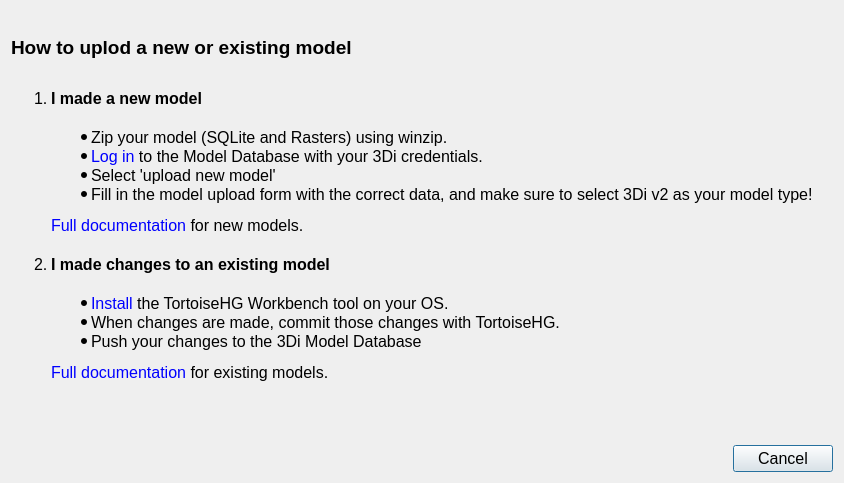
Qt form threedi_api_qgis_client/ui/upload_dialog.ui (nens/threedi-api-qgis-client) before a commit.
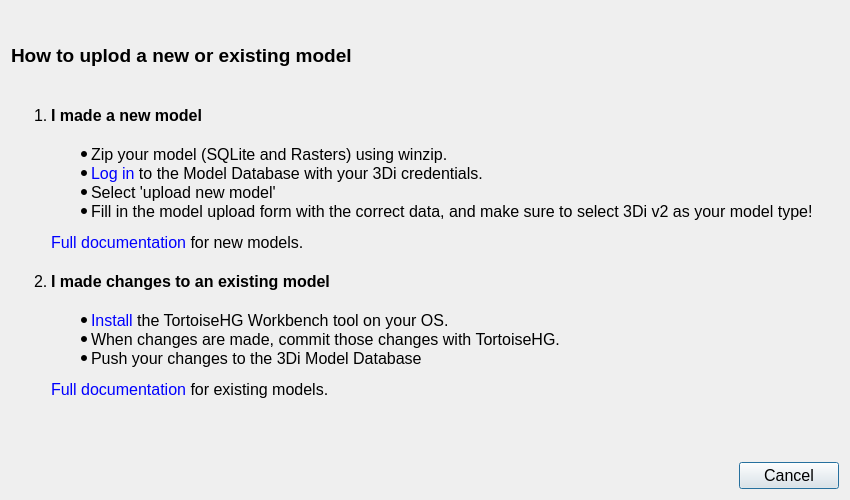
The same form after that commit.

Diff of the .ui file:
```diff
--- a/threedi_api_qgis_client/ui/upload_dialog.ui
+++ b/threedi_api_qgis_client/ui/upload_dialog.ui
@@ -6,20 +6,14 @@
    <rect>
     <x>0</x>
     <y>0</y>
-    <width>844</width>
-    <height>483</height>
+    <width>850</width>
+    <height>500</height>
    </rect>
   </property>
   <property name="minimumSize">
    <size>
-    <width>844</width>
-    <height>483</height>
-   </size>
-  </property>
-  <property name="maximumSize">
-   <size>
-    <width>844</width>
-    <height>483</height>
+    <width>850</width>
+    <height>500</height>
    </size>
   </property>
   <property name="windowTitle">
@@ -84,10 +78,10 @@
     <widget class="QLabel" name="lbl">
      <property name="font">
       <font>
+       <family>Segoe UI</family>
        <pointsize>14</pointsize>
        <weight>75</weight>
        <bold>true</bold>
-       <family>Segoe UI</family>
       </font>
      </property>
      <property name="text">
```
